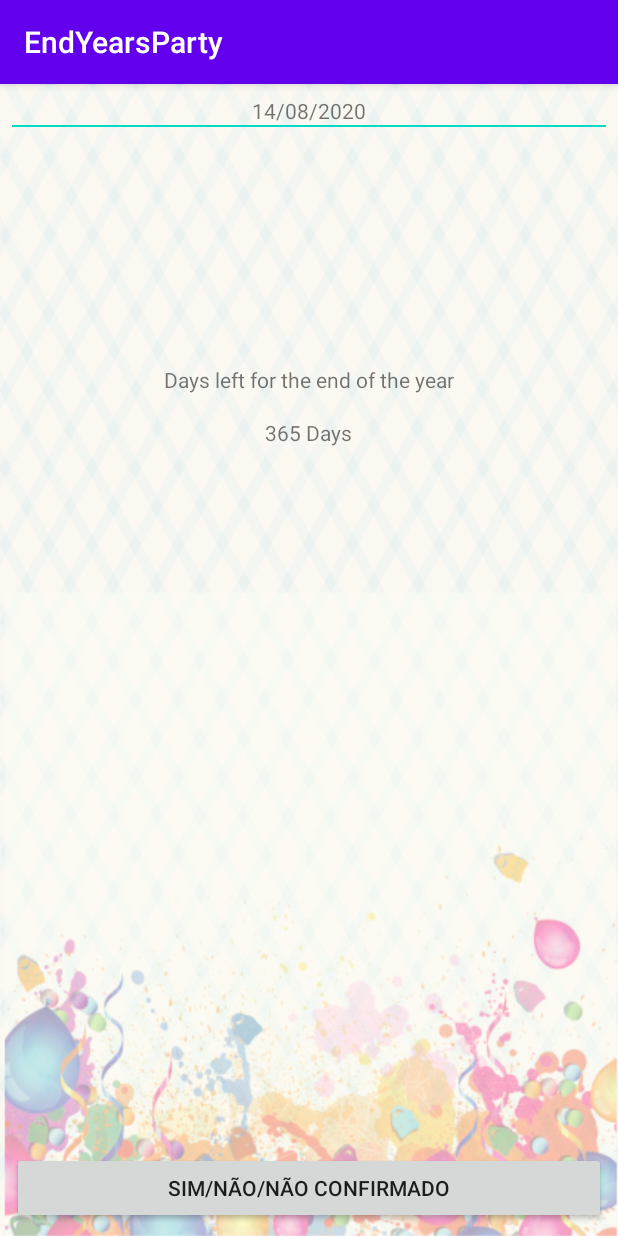
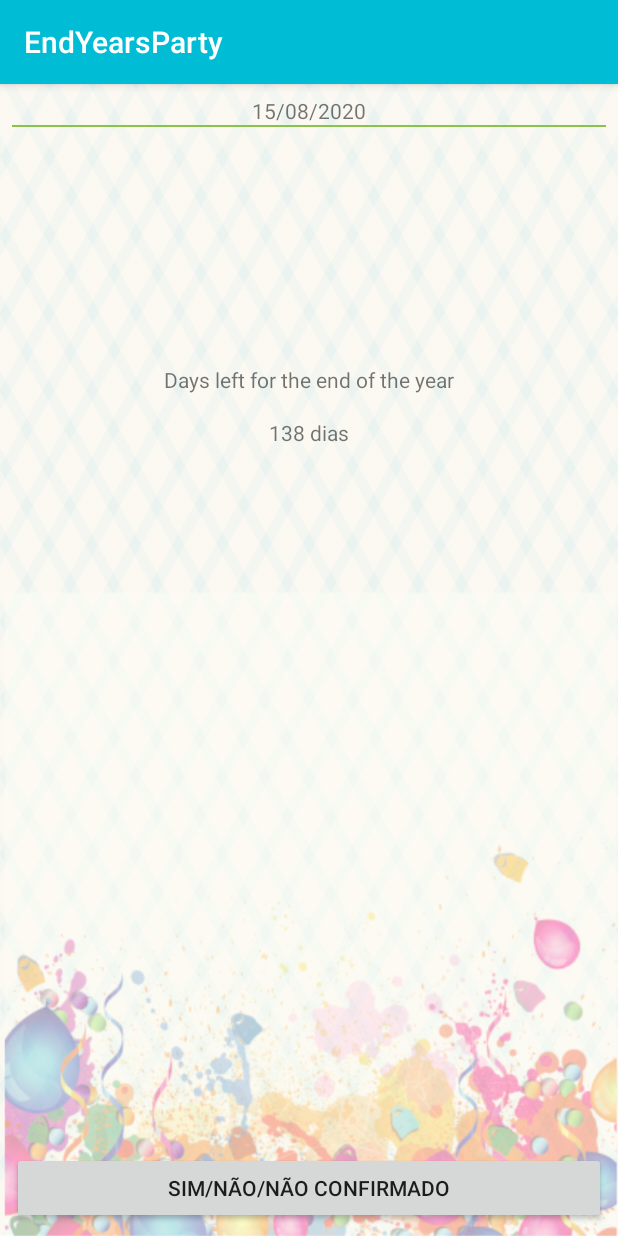
Before and after one commit to alanmxll/endyearsparty-app, an Android app: the screen it shows after launch (MainActivity), on a phone screen of 412 x 824 dp. Run offline under Robolectric (Android 15) with nearby library versions, the phone set to English and light mode, and no system bars.

Commit message:
shared preferences, actual day & last day with Calendar library

```diff
--- a/app/src/main/AndroidManifest.xml
+++ b/app/src/main/AndroidManifest.xml
@@ -9,8 +9,8 @@
         android:roundIcon="@mipmap/ic_launcher_round"
         android:supportsRtl="true"
         android:theme="@style/AppTheme">
-        <activity android:name=".DetailsActivity"></activity>
-        <activity android:name=".MainActivity">
+        <activity android:name=".ui.DetailsActivity" />
+        <activity android:name=".ui.MainActivity">
             <intent-filter>
                 <action android:name="android.intent.action.MAIN" />
 
--- a/app/src/main/java/com/alanmxll/endyearsparty/MainActivity.java
+++ /dev/null
@@ -1,14 +0,0 @@
-package com.alanmxll.endyearsparty;
-
-import androidx.appcompat.app.AppCompatActivity;
-
-import android.os.Bundle;
-
-public class MainActivity extends AppCompatActivity {
-
-    @Override
-    protected void onCreate(Bundle savedInstanceState) {
-        super.onCreate(savedInstanceState);
-        setContentView(R.layout.activity_main);
-    }
-}
--- /dev/null
+++ b/app/src/main/java/com/alanmxll/endyearsparty/ui/MainActivity.java
@@ -0,0 +1,63 @@
+package com.alanmxll.endyearsparty.ui;
+
+import androidx.appcompat.app.AppCompatActivity;
+
+import android.content.Intent;
+import android.os.Bundle;
+import android.view.View;
+import android.widget.Button;
+import android.widget.TextView;
+
+import com.alanmxll.endyearsparty.R;
+
+import java.text.SimpleDateFormat;
+import java.util.Calendar;
+
+public class MainActivity extends AppCompatActivity implements View.OnClickListener {
+
+    private ViewHolder mViewHolder = new ViewHolder();
+    private static SimpleDateFormat SIMPLE_DATE_FORMAT = new SimpleDateFormat("dd/MM/yyyy");
+
+    @Override
+    protected void onCreate(Bundle savedInstanceState) {
+        super.onCreate(savedInstanceState);
+        setContentView(R.layout.activity_main);
+
+        this.mViewHolder.textToday = findViewById(R.id.text_today);
+        this.mViewHolder.textDaysLeft = findViewById(R.id.text_days_left);
+        this.mViewHolder.buttonConfirm = findViewById(R.id.button_confirm);
+
+        this.mViewHolder.buttonConfirm.setOnClickListener(this);
+
+        // Dates
+        this.mViewHolder.textToday.setText(SIMPLE_DATE_FORMAT.format(Calendar.getInstance().getTime()));
+        String daysLeft = String.format("%s %s", this.getDaysLeft(), getString(R.string.dias));
+        this.mViewHolder.textDaysLeft.setText(daysLeft);
+    }
+
+    @Override
+    public void onClick(View v) {
+        if (v.getId() == R.id.button_confirm) {
+            Intent intent = new Intent(this, DetailsActivity.class);
+            startActivity(intent);
+        }
+    }
+
+    private int getDaysLeft() {
+        // Date today
+        Calendar calendarToday = Calendar.getInstance();
+        int today = calendarToday.get(Calendar.DAY_OF_YEAR);
+
+        // Max day on year
+        Calendar calendarLastDay = Calendar.getInstance();
+        int dayMax = calendarLastDay.getActualMaximum(Calendar.DAY_OF_YEAR);
+
+        return dayMax - today;
+    }
+
+    private static class ViewHolder {
+        TextView textToday;
+        TextView textDaysLeft;
+        Button buttonConfirm;
+    }
+}
--- a/app/src/main/res/layout/activity_main.xml
+++ b/app/src/main/res/layout/activity_main.xml
@@ -5,7 +5,7 @@
     android:layout_height="match_parent"
     android:background="@drawable/background"
     android:padding="8dp"
-    tools:context=".MainActivity">
+    tools:context=".ui.MainActivity">
 
     <TextView
         android:id="@+id/text_today"
@@ -30,7 +30,7 @@
         android:text="@string/days_left_for_the_end_of_the_year" />
 
     <TextView
-        android:id="@+id/days_left"
+        android:id="@+id/text_days_left"
         android:layout_width="wrap_content"
         android:layout_height="wrap_content"
         android:layout_below="@id/text_label_days_left"
@@ -39,6 +39,7 @@
         android:text="365 Days" />
 
     <Button
+        android:id="@+id/button_confirm"
         android:layout_width="match_parent"
         android:layout_height="wrap_content"
         android:layout_alignParentBottom="true"
--- a/app/src/main/res/values/colors.xml
+++ b/app/src/main/res/values/colors.xml
@@ -1,6 +1,11 @@
 <?xml version="1.0" encoding="utf-8"?>
 <resources>
-    <color name="colorPrimary">#6200EE</color>
-    <color name="colorPrimaryDark">#3700B3</color>
-    <color name="colorAccent">#03DAC5</color>
+    <color name="colorPrimary">#00BCD4</color>
+    <color name="ColorPrimaryLight">#B2EBF2</color>
+    <color name="colorPrimaryDark">#0097A7</color>
+    <color name="colorAccent">#8BC34A</color>
+    <color name="colorPrimaryText">#505050</color>
+    <color name="colorDivider">#BDBDBD</color>
+    <color name="colorLightGreen">#77BFA3</color>
+    <color name="colorTextWhite">#FFF</color>
 </resources>
--- a/app/src/main/res/values/strings.xml
+++ b/app/src/main/res/values/strings.xml
@@ -1,4 +1,6 @@
 <resources>
     <string name="app_name">EndYearsParty</string>
     <string name="days_left_for_the_end_of_the_year">Days left for the end of the year</string>
+    <string name="are_you_going_to_participate">Are you going to participate?</string>
+    <string name="dias">dias</string>
 </resources>
```
Also changed, not shown: app/src/main/java/com/alanmxll/endyearsparty/DetailsActivity.java (deleted, +0 -14 lines), app/src/main/java/com/alanmxll/endyearsparty/data/SecurityPreferences.java (added, +22 -0 lines), app/src/main/java/com/alanmxll/endyearsparty/ui/DetailsActivity.java (added, +25 -0 lines), app/src/main/res/layout/activity_details.xml (+27 -4 lines).
